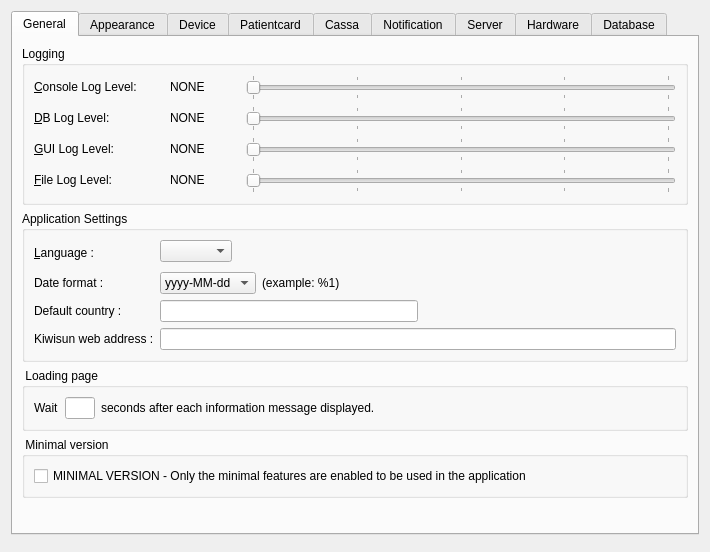
tbikfalvi/Belenus, file client/dlgpreferences.ui: the form before one commit.
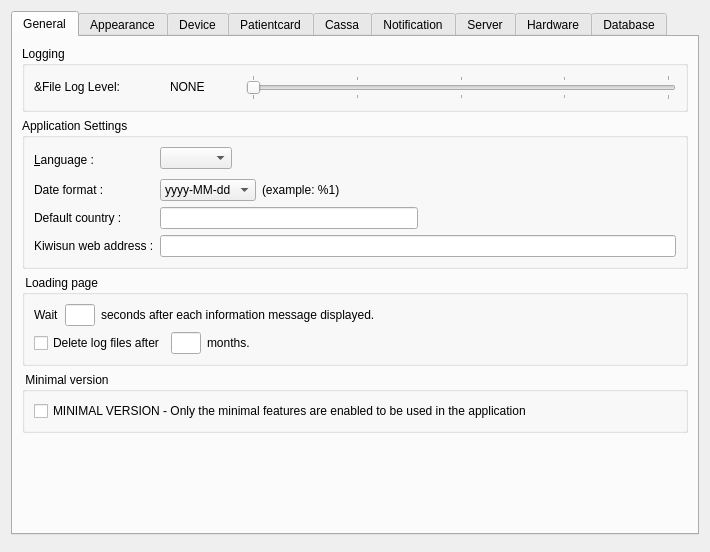
The form after the commit. The open tabs and pages were chosen to show the change.

What changed in the file:
```diff
--- a/client/dlgpreferences.ui
+++ b/client/dlgpreferences.ui
@@ -42,240 +42,6 @@
           <string>Logging</string>
          </property>
          <layout class="QVBoxLayout" name="verticalLayout">
-          <item>
-           <layout class="QHBoxLayout" name="horizontalLayout">
-            <item>
-             <widget class="QLabel" name="lblConsoleLogLevel">
-              <property name="sizePolicy">
-               <sizepolicy hsizetype="Fixed" vsizetype="Fixed">
-                <horstretch>0</horstretch>
-                <verstretch>0</verstretch>
-               </sizepolicy>
-              </property>
-              <property name="minimumSize">
-               <size>
-                <width>130</width>
-                <height>0</height>
-               </size>
-              </property>
-              <property name="text">
-               <string>&amp;Console Log Level:</string>
-              </property>
-              <property name="textFormat">
-               <enum>Qt::AutoText</enum>
-              </property>
-              <property name="alignment">
-               <set>Qt::AlignLeading|Qt::AlignLeft|Qt::AlignVCenter</set>
-              </property>
-              <property name="textInteractionFlags">
-               <set>Qt::LinksAccessibleByMouse</set>
-              </property>
-              <property name="buddy">
-               <cstring>sliConsoleLogLevel</cstring>
-              </property>
-             </widget>
-            </item>
-            <item>
-             <widget class="QLabel" name="lblConsoleLogLevelValue">
-              <property name="sizePolicy">
-               <sizepolicy hsizetype="Fixed" vsizetype="Fixed">
-                <horstretch>0</horstretch>
-                <verstretch>0</verstretch>
-               </sizepolicy>
-              </property>
-              <property name="minimumSize">
-               <size>
-                <width>70</width>
-                <height>0</height>
-               </size>
-              </property>
-              <property name="text">
-               <string>NONE</string>
-              </property>
-             </widget>
-            </item>
-            <item>
-             <widget class="QSlider" name="sliConsoleLogLevel">
-              <property name="enabled">
-               <bool>false</bool>
-              </property>
-              <property name="minimum">
-               <number>1</number>
-              </property>
-              <property name="maximum">
-               <number>5</number>
-              </property>
-              <property name="pageStep">
-               <number>1</number>
-              </property>
-              <property name="value">
-               <number>1</number>
-              </property>
-              <property name="orientation">
-               <enum>Qt::Horizontal</enum>
-              </property>
-              <property name="tickPosition">
-               <enum>QSlider::TicksBothSides</enum>
-              </property>
-              <property name="tickInterval">
-               <number>1</number>
-              </property>
-             </widget>
-            </item>
-           </layout>
-          </item>
-          <item>
-           <layout class="QHBoxLayout" name="horizontalLayout_2">
-            <item>
-             <widget class="QLabel" name="lblDBLogLevel">
-              <property name="sizePolicy">
-               <sizepolicy hsizetype="Fixed" vsizetype="Fixed">
-                <horstretch>0</horstretch>
-                <verstretch>0</verstretch>
-               </sizepolicy>
-              </property>
-              <property name="minimumSize">
-               <size>
-                <width>130</width>
-                <height>0</height>
-               </size>
-              </property>
-              <property name="text">
-               <string>&amp;DB Log Level:</string>
-              </property>
-              <property name="alignment">
-               <set>Qt::AlignLeading|Qt::AlignLeft|Qt::AlignVCenter</set>
-              </property>
-              <property name="buddy">
-               <cstring>sliDBLogLevel</cstring>
-              </property>
-             </widget>
-            </item>
-            <item>
-             <widget class="QLabel" name="lblDBLogLevelValue">
-              <property name="sizePolicy">
-               <sizepolicy hsizetype="Fixed" vsizetype="Fixed">
-                <horstretch>0</horstretch>
-                <verstretch>0</verstretch>
-               </sizepolicy>
-              </property>
-              <property name="minimumSize">
-               <size>
-                <width>70</width>
-                <height>0</height>
-               </size>
-              </property>
-              <property name="text">
-               <string>NONE</string>
-              </property>
-             </widget>
-            </item>
-            <item>
-             <widget class="QSlider" name="sliDBLogLevel">
-              <property name="enabled">
-               <bool>false</bool>
-              </property>
-              <property name="minimum">
-               <number>1</number>
-              </property>
-              <property name="maximum">
-               <number>5</number>
-              </property>
-              <property name="pageStep">
-               <number>1</number>
-              </property>
-              <property name="value">
-               <number>1</number>
-              </property>
-              <property name="orientation">
-               <enum>Qt::Horizontal</enum>
-              </property>
-              <property name="tickPosition">
-               <enum>QSlider::TicksBothSides</enum>
-              </property>
-              <property name="tickInterval">
-               <number>1</number>
-              </property>
-             </widget>
-            </item>
-           </layout>
-          </item>
-          <item>
-           <layout class="QHBoxLayout" name="horizontalLayout_4">
-            <item>
-             <widget class="QLabel" name="lblGUILogLevel">
-              <property name="sizePolicy">
-               <sizepolicy hsizetype="Fixed" vsizetype="Fixed">
-                <horstretch>0</horstretch>
-                <verstretch>0</verstretch>
-               </sizepolicy>
-              </property>
-              <property name="minimumSize">
-               <size>
-                <width>130</width>
-                <height>0</height>
-               </size>
-              </property>
-              <property name="text">
-               <string>&amp;GUI Log Level:</string>
-              </property>
-              <property name="alignment">
-               <set>Qt::AlignLeading|Qt::AlignLeft|Qt::AlignVCenter</set>
-              </property>
-              <property name="buddy">
-               <cstring>sliGUILogLevel</cstring>
-              </property>
-             </widget>
-            </item>
-            <item>
-             <widget class="QLabel" name="lblGUILogLevelValue">
-              <property name="sizePolicy">
-               <sizepolicy hsizetype="Fixed" vsizetype="Fixed">
-                <horstretch>0</horstretch>
-                <verstretch>0</verstretch>
-               </sizepolicy>
-              </property>
-              <property name="minimumSize">
-               <size>
-                <width>70</width>
-                <height>0</height>
-               </size>
-              </property>
-              <property name="text">
-               <string>NONE</string>
-              </property>
-             </widget>
-            </item>
-            <item>
-             <widget class="QSlider" name="sliGUILogLevel">
-              <property name="enabled">
-               <bool>false</bool>
-              </property>
-              <property name="minimum">
-               <number>1</number>
-              </property>
-              <property name="maximum">
-               <number>5</number>
-              </property>
-              <property name="pageStep">
-               <number>1</number>
-              </property>
-              <property name="value">
-               <number>1</number>
-              </property>
-              <property name="orientation">
-               <enum>Qt::Horizontal</enum>
-              </property>
-              <property name="tickPosition">
-               <enum>QSlider::TicksBothSides</enum>
-              </property>
-              <property name="tickInterval">
-               <number>1</number>
-              </property>
-             </widget>
-            </item>
-           </layout>
-          </item>
           <item>
            <layout class="QHBoxLayout" name="horizontalLayout_10">
             <item>
@@ -554,6 +320,59 @@
             </item>
            </layout>
           </item>
+          <item>
+           <layout class="QHBoxLayout" name="horizontalLayout">
+            <item>
+             <widget class="QCheckBox" name="chkDeleteLogFilesMonths">
+              <property name="text">
+               <string>Delete log files after</string>
+              </property>
+             </widget>
+            </item>
+            <item>
+             <widget class="QLineEdit" name="ledDeleteLogFilesMonths">
+              <property name="sizePolicy">
+               <sizepolicy hsizetype="Preferred" vsizetype="Fixed">
+                <horstretch>0</horstretch>
+                <verstretch>0</verstretch>
+               </sizepolicy>
+              </property>
+              <property name="minimumSize">
+               <size>
+                <width>30</width>
+                <height>0</height>
+               </size>
+              </property>
+              <property name="maximumSize">
+               <size>
+                <width>30</width>
+                <height>16777215</height>
+               </size>
+              </property>
+             </widget>
+            </item>
+            <item>
+             <widget class="QLabel" name="lblDeleteLogFilesMonths">
+              <property name="text">
+               <string>months.</string>
+              </property>
+             </widget>
+            </item>
+            <item>
+             <spacer name="horizontalSpacer_36">
+              <property name="orientation">
+               <enum>Qt::Horizontal</enum>
+              </property>
+              <property name="sizeHint" stdset="0">
+               <size>
+                <width>40</width>
+                <height>20</height>
+               </size>
+              </property>
+             </spacer>
+            </item>
+           </layout>
+          </item>
          </layout>
         </widget>
        </item>
```
Left out of the diff: 7 changed lines with no effect on the pictures.
